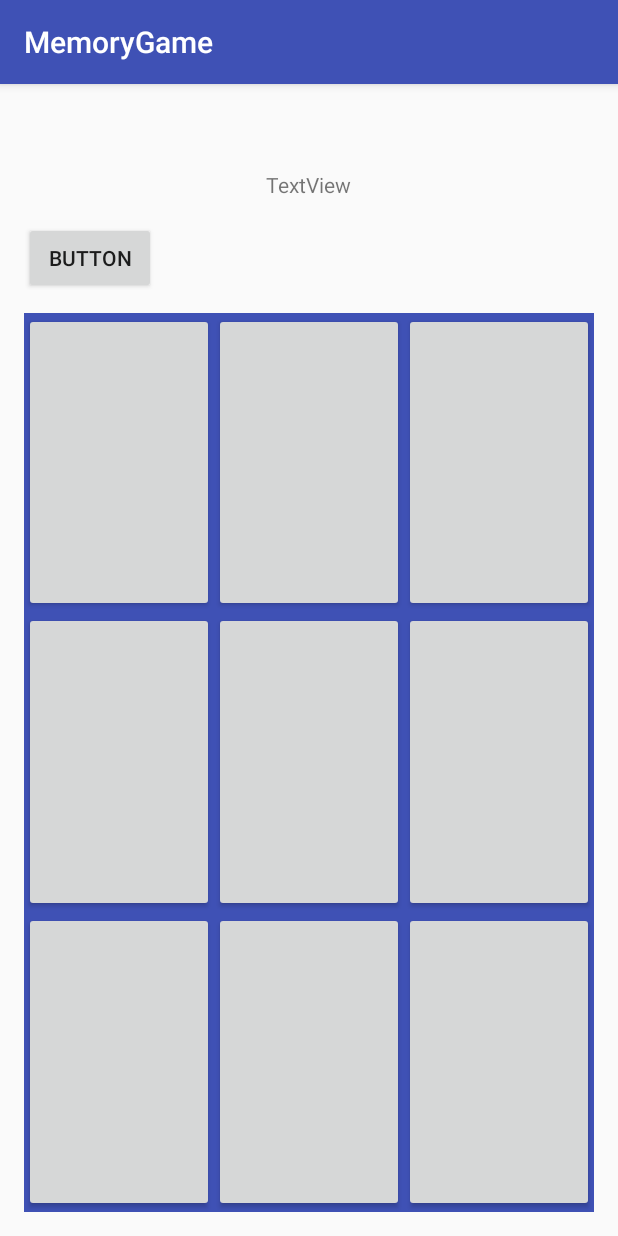
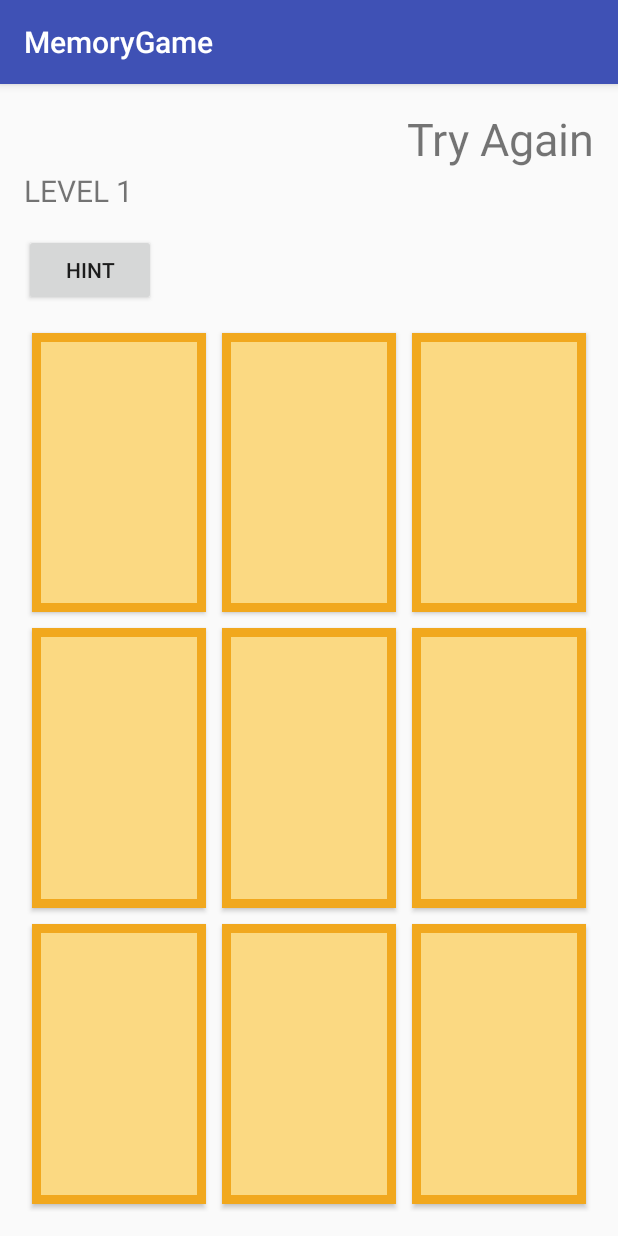
Before and after one commit to vpatel95/IET-Hackathon, an Android app: the screen it shows after launch (MainGame), after a tap on an icon or button, on a phone screen of 412 x 824 dp. Run offline under Robolectric (Android 15) with nearby library versions, the light colour scheme and no system bars; our stand-ins replace Volley; network calls fail.

Commit message:
Designed

```diff
--- a/naman/MemoryGame/app/src/main/java/stp/noida/hp/com/memorygame/MainGame.java
+++ b/naman/MemoryGame/app/src/main/java/stp/noida/hp/com/memorygame/MainGame.java
@@ -6,12 +6,14 @@ import android.graphics.Color;
 import android.os.Handler;
 import android.support.v7.app.AppCompatActivity;
 import android.os.Bundle;
+import android.util.Log;
 import android.view.View;
 import android.view.animation.Animation;
 import android.view.animation.AnimationUtils;
 import android.widget.Button;
 import android.widget.GridLayout;
 import android.widget.GridView;
+import android.widget.TextView;
 import android.widget.Toast;
 
 import com.android.volley.AuthFailureError;
@@ -22,23 +24,27 @@ import com.android.volley.VolleyError;
 import com.android.volley.toolbox.StringRequest;
 import com.android.volley.toolbox.Volley;
 
+import java.util.ArrayList;
 import java.util.Hashtable;
 import java.util.Map;
+import java.util.Random;
 
 import static java.lang.System.exit;
 
 public class MainGame extends AppCompatActivity {
-Button b11,b12,b13,b21,b22,b23,b31,b32,b33;
+Button b11,b12,b13,b21,b22,b23,b31,b32,b33,but;
     Handler handler;
     anim1 tlist=new anim1();
+
     int ar[]={11,12,13,21,22,23,31,32,33};
-    int i=0,flag1=0;
+    int i=0,flag1=1;
     int stat=0;
-    int level=1;
+    int level=1,value1,value2;
     String[] co={"#81D4FA","#FFE082","#FFAB91","#80CBC4"};
+    ArrayList<Integer> path,path1;
 int[] test1={11,31,32,21,11};
 
-String UPLOAD_URL="http://localhost/IET-Hackathon/ved/functions/index.php";
+String UPLOAD_URL="http://ved.pe.hu/index.php";
     @Override
     protected void onCreate(Bundle savedInstanceState) {
         super.onCreate(savedInstanceState);
@@ -54,7 +60,12 @@ String UPLOAD_URL="http://localhost/IET-Hackathon/ved/functions/index.php";
          b31=(Button)findViewById(R.id.third1);
          b32=(Button)findViewById(R.id.third2);
          b33=(Button)findViewById(R.id.third3);
+        TextView t=(TextView)findViewById(R.id.textView);
+        t.setText("LEVEL "+(level));
+try {
+    generator();
 
+}catch (Exception e){}
 clickon();
 Button bl=(Button)findViewById(R.id.button);
         bl.setOnClickListener(new View.OnClickListener() {
@@ -63,7 +74,7 @@ Button bl=(Button)findViewById(R.id.button);
                 i = 0;
                 for (int j = 0; j < 9; j++)
              disabling(false);
-           gamestart(ar[i]);
+           gamestart(path.get(i));
 
             }
         });
@@ -86,7 +97,7 @@ Button bl=(Button)findViewById(R.id.button);
     ///////////////////////////////////////////////////////////////////////////////////////
     protected int test(int a,int c){
         System.out.println(">>"+a+" "+level+" "+stat+" "+c);
-        if(test1[a]==c){
+        if(path.get(a)==c){
 
             return a+1;
         }
@@ -102,19 +113,19 @@ Button bl=(Button)findViewById(R.id.button);
                     break;
             case 12: b12.startAnimation(an);
                 break;
-            case 13: b13.startAnimation(an);
+            case 13: ;b13.startAnimation(an);
                 break;
-            case 21: b21.startAnimation(an);
+            case 21: ;b21.startAnimation(an);
                 break;
             case 22: b22.startAnimation(an);
                 break;
-            case 23: b23.startAnimation(an);
+            case 23:; b23.startAnimation(an);
                 break;
-            case 31: b31.startAnimation(an);
+            case 31:; b31.startAnimation(an);
                 break;
-            case 32: b32.startAnimation(an);
+            case 32:; b32.startAnimation(an);
                 break;
-            case 33: b33.startAnimation(an);
+            case 33:; b33.startAnimation(an);
                 break;
            default:  exit(0);
         }
@@ -128,10 +139,10 @@ Button bl=(Button)findViewById(R.id.button);
 
         @Override
         public void onAnimationEnd(Animation animation) {
-          if(i<test1.length-1){ gamestart(test1[++i]);}
-            if(i==test1.length-1){
+            if(i<path.size()-1){ gamestart(path.get(++i));}
+            if(i==path.size()-1){
 
-                    disabling(true);
+                disabling(true);
             }
         }
 
@@ -268,13 +279,38 @@ public void clickon() {
 }
     public void success(){
         Toast.makeText(getApplicationContext(),"win", Toast.LENGTH_LONG).show();
+        TextView t=(TextView)findViewById(R.id.textView);
+        t.setText("LEVEL "+(level+1));
+        TextView t1=(TextView)findViewById(R.id.best);
+        t1.setText("COOL!!");
+        path1  =new ArrayList<Integer>();
+        value1=level;
+        int z=0;
+        while(z<path.size()||z==0)
+           {   path1.add(path.get(z)); System.out.println(".................."+path1.get(z));z++;
+           }
         level++;stat=0;
-        Toast.makeText(MainGame.this, test1.toString(), Toast.LENGTH_LONG).show();
+        try {
+            generator();
+
+        }catch (Exception e){}
+        flag1=1;
+
         uploadImage();
     }
     public void lose(){
         Toast.makeText(getApplicationContext(),"lose", Toast.LENGTH_LONG).show();
+        path1  =new ArrayList<Integer>();
+        value1=level;
+        int z=0;
+        TextView t1=(TextView)findViewById(R.id.best);
+        t1.setText("Try Again");
+        while(z<path.size()||z==0)
+        {   path1.add(path.get(z)); System.out.println(".................."+path1.get(z));z++;
+        }
       //  i=0;
+        flag1=-1;
+        uploadImage();
        // gamestart(ar[i]);
     }
 /////////////////////////////////////////////////////////////////////////////////////////////////////////////////////////////
@@ -288,10 +324,10 @@ private void uploadImage(){
                     //Disimissing the progress dialog
                     loading.dismiss();
                     if(s.trim().equals("success"))
-                    {  Toast.makeText(MainGame.this, s, Toast.LENGTH_LONG).show();
+                    {
                     }
-                    else
-                        Toast.makeText(MainGame.this, s, Toast.LENGTH_LONG).show();
+                    else{}
+                      //  Toast.makeText(MainGame.this, s, Toast.LENGTH_LONG).show();
                 }
             },
             new Response.ErrorListener() {
@@ -301,7 +337,7 @@ private void uploadImage(){
                     loading.dismiss();
 
                     //Showing toast   + volleyError.getMessage().toString()
-                    Toast.makeText(MainGame.this,"Error", Toast.LENGTH_LONG).show();
+                    Toast.makeText(MainGame.this,"Error"+volleyError, Toast.LENGTH_LONG).show();
                 }
             }){
         @Override
@@ -310,11 +346,11 @@ private void uploadImage(){
 
 
             //Getting Image Name
-            String lev = level+"";
+            String lev = value1+"";
             String status=flag1+"";
             String pass="";
-            for(int j=0;j<test1.length;j++){
-                pass=pass+","+test1[j];
+            for(int j=0;j<path1.size();j++){
+                pass=pass+","+path1.get(j);
             }
           //  String pass=pass1.getText().toString().trim();
             //Creating parameters
@@ -336,4 +372,23 @@ private void uploadImage(){
     //Adding request to the queue
     requestQueue.add(stringRequest);
 }
+    /////////////////////////////////////////////////////////////////////////////////////////////////
+    private void generator(){
+        int l,pos;
+      path  =new ArrayList<Integer>();
+        Random random = new Random();
+        for (l=0;l<level;l++) {
+            pos=random.nextInt(9);
+            System.out.println(""+pos);
+            if(l!=0){
+            if (!(path.get(l-1)==ar[pos])){
+                   path.add(ar[pos]);
+                Log.i("generator: ",path.get(l)+"<<<");
+
+               }else {l--;;}
+
+        }else{ path.add(ar[pos]); }
+        }
+    }
+
 }
--- a/naman/MemoryGame/app/src/main/java/stp/noida/hp/com/memorygame/endlevel.java
+++ b/naman/MemoryGame/app/src/main/java/stp/noida/hp/com/memorygame/endlevel.java
@@ -5,5 +5,8 @@ package stp.noida.hp.com.memorygame;
  */
 
 public class endlevel {
+    public endlevel(){}
+ static public void main(String[] args){
 
+ }
 }
--- /dev/null
+++ b/naman/MemoryGame/app/src/main/res/drawable/editted.xml
@@ -0,0 +1,9 @@
+<?xml version="1.0" encoding="utf-8"?>
+<shape xmlns:android="http://schemas.android.com/apk/res/android"
+    android:shape="rectangle" android:padding="15dp">
+    <solid android:color="#FBD982"/>
+
+
+
+    <stroke android:width="6dip" android:color="#F1A81E" />
+</shape>
--- /dev/null
+++ b/naman/MemoryGame/app/src/main/res/drawable/second1.xml
@@ -0,0 +1,4 @@
+<?xml version="1.0" encoding="utf-8"?>
+<selector xmlns:android="http://schemas.android.com/apk/res/android">
+
+</selector>
--- /dev/null
+++ b/naman/MemoryGame/app/src/main/res/drawable/second2.xml
@@ -0,0 +1,4 @@
+<?xml version="1.0" encoding="utf-8"?>
+<selector xmlns:android="http://schemas.android.com/apk/res/android">
+
+</selector>
--- /dev/null
+++ b/naman/MemoryGame/app/src/main/res/drawable/second3.xml
@@ -0,0 +1,4 @@
+<?xml version="1.0" encoding="utf-8"?>
+<selector xmlns:android="http://schemas.android.com/apk/res/android">
+
+</selector>
--- a/naman/MemoryGame/app/src/main/res/layout/activity_main_game.xml
+++ b/naman/MemoryGame/app/src/main/res/layout/activity_main_game.xml
@@ -15,9 +15,11 @@
         android:layout_width="wrap_content"
         android:layout_height="wrap_content"
         android:layout_alignParentTop="true"
-        android:layout_centerHorizontal="true"
+
+        android:textSize="20dp"
         android:layout_marginTop="41dp"
-        android:id="@+id/textView" />
+        android:id="@+id/textView"
+        tools:text="level 1" />
 
     <LinearLayout
         android:layout_width="match_parent"
@@ -27,7 +29,7 @@
         android:orientation="vertical"
         android:layout_centerHorizontal="true"
         android:layout_marginTop="76dp"
-        android:background="@color/colorPrimary">
+       >
         <LinearLayout
             android:layout_width="match_parent"
             android:layout_height="0dip"
@@ -35,13 +37,14 @@
             android:orientation="horizontal">
         <Button
             android:layout_width="0dip"
-            android:layout_height="match_parent"
+            android:layout_height="match_parent" android:layout_margin="5dp"
             android:layout_weight="0.3"
             android:id="@+id/first1"
+            android:background="@drawable/editted"
             android:visibility="visible" />
         <Button
             android:layout_width="0dip"
-
+            android:background="@drawable/editted" android:layout_margin="5dp"
             android:layout_height="match_parent"
 
             android:layout_weight="0.3"
@@ -49,7 +52,7 @@
         <Button
             android:layout_width="0dip"
             android:layout_height="match_parent"
-
+            android:background="@drawable/editted" android:layout_margin="5dp"
             android:layout_weight="0.3"
             android:id="@+id/third1" />
         </LinearLayout>
@@ -60,18 +63,18 @@
         android:orientation="horizontal">
         <Button
             android:layout_width="0dip"
-            android:layout_height="match_parent"
-            android:layout_weight="0.3"
+            android:layout_height="match_parent" android:background="@drawable/editted"
+            android:layout_weight="0.3" android:layout_margin="5dp"
             android:id="@+id/first2" />
         <Button
             android:layout_width="0dip"
-            android:layout_height="match_parent"
-            android:layout_weight="0.3"
+            android:layout_height="match_parent" android:background="@drawable/editted"
+            android:layout_weight="0.3" android:layout_margin="5dp"
             android:id="@+id/second2" />
 
         <Button
-            android:layout_width="0dip"
-            android:layout_height="match_parent"
+            android:layout_width="0dip" android:layout_margin="5dp"
+            android:layout_height="match_parent" android:background="@drawable/editted"
             android:layout_weight="0.3"
             android:id="@+id/third2" />
     </LinearLayout>
@@ -82,24 +85,25 @@
         android:orientation="horizontal">
         <Button
             android:layout_width="0dip"
-            android:layout_height="match_parent"
+            android:layout_height="match_parent" android:background="@drawable/editted"
             android:layout_weight="0.3"
+            android:layout_margin="5dp"
             android:id="@+id/first3" />
         <Button
-            android:layout_width="0dip"
+            android:layout_width="0dip" android:background="@drawable/editted"
             android:layout_height="match_parent"
-            android:layout_weight="0.3"
+            android:layout_weight="0.3" android:layout_margin="5dp"
             android:id="@+id/second3" />
         <Button
             android:layout_width="0dip"
-            android:layout_height="match_parent"
-           android:layout_weight="0.3"
+            android:layout_height="match_parent" android:background="@drawable/editted"
+           android:layout_weight="0.3" android:layout_margin="5dp"
             android:id="@+id/third3" />
     </LinearLayout>
     </LinearLayout>
 
     <Button
-        android:text="Button"
+        android:text="HINT"
         android:layout_width="wrap_content"
         android:layout_height="wrap_content"
         android:layout_below="@+id/textView"
@@ -107,4 +111,13 @@
         android:layout_alignParentStart="true"
         android:layout_marginTop="15dp"
         android:id="@+id/button" />
+
+    <TextView
+        android:layout_width="wrap_content"
+        android:layout_height="wrap_content"
+        android:layout_alignParentRight="true"
+        android:id="@+id/best"
+        android:textSize="30sp"
+
+        />
 </RelativeLayout>
```
Also changed, not shown: naman/MemoryGame/app/src/main/res/anim/fade.xml (+4 -9 lines), naman/MemoryGame/app/src/main/res/anim/fade2.xml (added, +8 -0 lines), naman/MemoryGame/app/src/main/res/drawable/first2.xml (added, +9 -0 lines), naman/MemoryGame/app/src/main/res/drawable/first3.xml (added, +9 -0 lines), naman/MemoryGame/app/src/main/res/drawable/third1.xml (added, +9 -0 lines), naman/MemoryGame/app/src/main/res/drawable/third2.xml (added, +9 -0 lines), naman/MemoryGame/app/src/main/res/drawable/third3.xml (added, +9 -0 lines).
